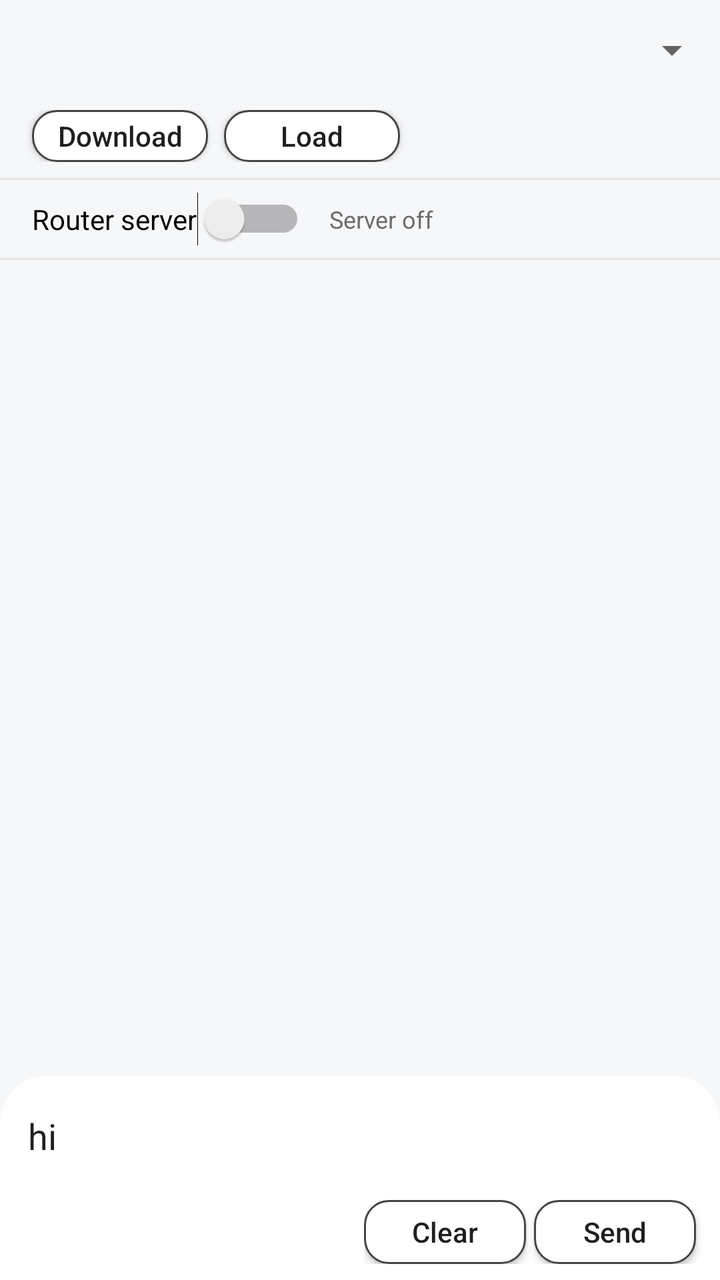
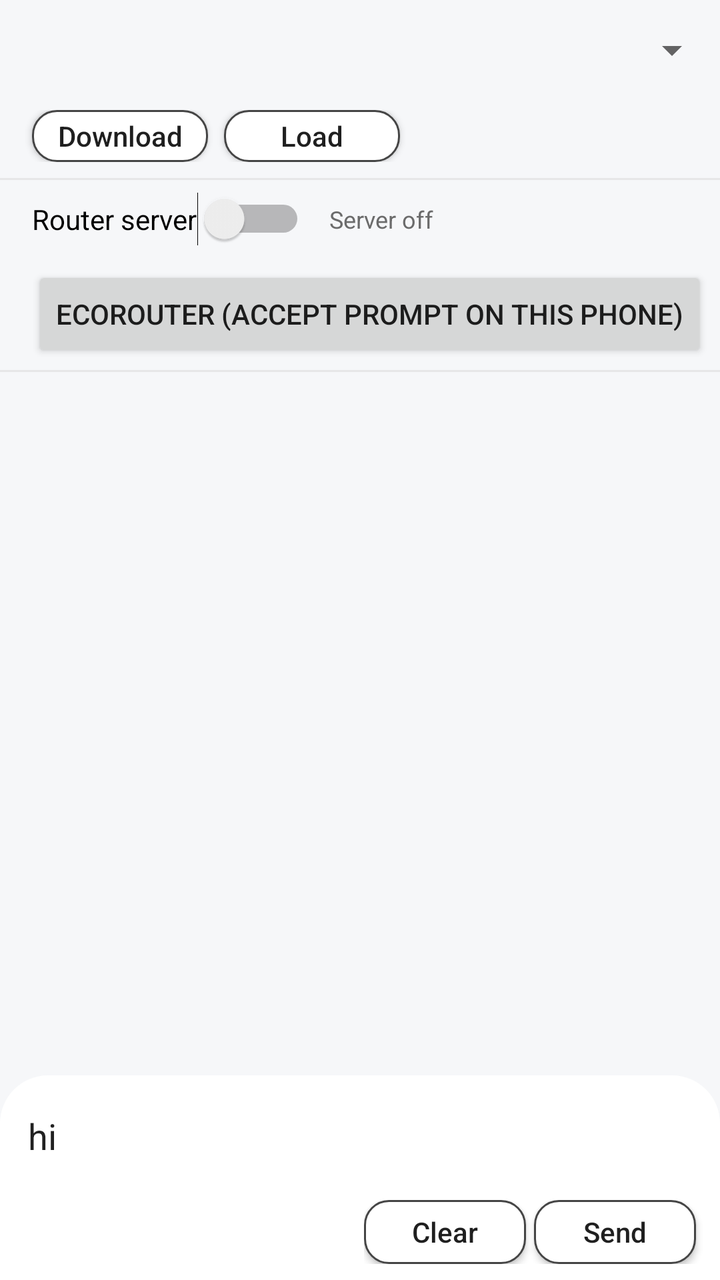

Before-and-after screenshots of an Android layout around one commit, followed by the original layout XML and the change that was made.
<!-- AndroidManifest.xml: application theme Theme.MaterialComponents.Light.NoActionBar -->
<!-- res/layout/activity_main.xml -->
<?xml version="1.0" encoding="utf-8"?>
<RelativeLayout xmlns:android="http://schemas.android.com/apk/res/android"
    xmlns:app="http://schemas.android.com/apk/res-auto"
    xmlns:tools="http://schemas.android.com/tools"
    android:layout_width="match_parent"
    android:layout_height="match_parent"
    android:layout_marginStart="0dp"
    android:layout_marginEnd="0dp"
    android:layout_marginBottom="20dp"
    android:background="@color/bg_normal"
    android:fitsSystemWindows="true">

    <LinearLayout
        android:layout_width="match_parent"
        android:layout_height="match_parent"
        android:orientation="vertical">

        
        <FrameLayout
            android:layout_width="match_parent"
            android:layout_height="50dp"
            android:layout_marginBottom="5dp">

            <Spinner
                android:id="@+id/sp_model_list"
                android:layout_width="match_parent"
                android:layout_height="match_parent"
                android:paddingLeft="10dp" />

            <View
                android:id="@+id/v_tip"
                android:layout_width="match_parent"
                android:layout_height="50dp"
                android:visibility="gone" />
        </FrameLayout>


        
        <LinearLayout
            android:layout_width="match_parent"
            android:layout_height="wrap_content"
            android:gravity="center_vertical"
            android:orientation="horizontal">

            <Button
                android:id="@+id/btn_download"
                android:layout_width="wrap_content"
                android:layout_height="26dp"
                android:layout_marginStart="16dp"
                android:layout_marginEnd="8dp"
                android:background="@drawable/btn_rounded_border"
                android:text="Download"
                android:textAllCaps="false"
                android:textColor="#1F1F1F" />

            <Button
                android:id="@+id/btn_load_model"
                android:layout_width="wrap_content"
                android:layout_height="26dp"
                android:layout_marginEnd="8dp"
                android:background="@drawable/btn_rounded_border"
                android:text="Load"
                android:textAllCaps="false"
                android:textColor="#1F1F1F" />

            <Button
                android:id="@+id/btn_unload_model"
                android:layout_width="wrap_content"
                android:layout_height="26dp"
                android:layout_marginEnd="8dp"
                android:background="@drawable/btn_rounded_border"
                android:text="Unload"
                android:textAllCaps="false"
                android:textColor="#1F1F1F"
                android:visibility="gone"
                tools:visibility="gone" />

            <Button
                android:id="@+id/btn_stop"
                android:layout_width="wrap_content"
                android:layout_height="26dp"
                android:layout_marginEnd="8dp"
                android:background="@drawable/btn_rounded_border"
                android:text="Stop"
                android:textAllCaps="false"
                android:textColor="#1F1F1F"
                android:visibility="gone"
                tools:visibility="gone" />

        </LinearLayout>

        <View
            android:layout_width="match_parent"
            android:layout_height="1dp"
            android:layout_marginTop="8dp"
            android:background="#E7E7E7" />

        
        <LinearLayout
            android:layout_width="match_parent"
            android:layout_height="wrap_content"
            android:gravity="center_vertical"
            android:orientation="horizontal"
            android:paddingStart="16dp"
            android:paddingTop="6dp"
            android:paddingEnd="16dp"
            android:paddingBottom="6dp">

            <Switch
                android:id="@+id/sw_server"
                android:layout_width="wrap_content"
                android:layout_height="wrap_content"
                android:text="Router server" />

            <TextView
                android:id="@+id/tv_server_status"
                android:layout_width="0dp"
                android:layout_height="wrap_content"
                android:layout_marginStart="12dp"
                android:layout_weight="1"
                android:ellipsize="end"
                android:singleLine="true"
                android:text="Server off"
                android:textColor="#6B6B6B"
                android:textSize="12sp" />
        </LinearLayout>

        <View
            android:layout_width="match_parent"
            android:layout_height="1dp"
            android:background="#E7E7E7" />

        <Button
            android:id="@+id/btn_test"
            android:layout_width="wrap_content"
            android:layout_height="wrap_content"
            android:text="test"
            android:visibility="gone" />

        <FrameLayout
            android:layout_width="match_parent"
            android:layout_height="match_parent">

            <LinearLayout
                android:layout_width="match_parent"
                android:layout_height="match_parent"
                android:orientation="vertical">

                
                <androidx.recyclerview.widget.RecyclerView
                    android:id="@+id/rv_chat"
                    android:layout_width="match_parent"
                    android:layout_height="0dp"
                    android:layout_weight="1"
                    android:clipToPadding="false"
                    android:padding="8dp"
                    android:scrollbars="vertical"
                    app:layoutManager="androidx.recyclerview.widget.LinearLayoutManager" />

                
                <LinearLayout
                    android:layout_width="match_parent"
                    android:layout_height="wrap_content"
                    android:background="@drawable/bg_input_box_background"
                    android:orientation="vertical"
                    android:paddingLeft="8dp"
                    android:paddingTop="6dp"
                    android:paddingRight="8dp">

                    <HorizontalScrollView
                        android:id="@+id/scroll_images"
                        android:layout_width="match_parent"
                        android:layout_height="100dp"
                        android:layout_margin="6dp"
                        android:overScrollMode="never"
                        android:visibility="gone">

                        <LinearLayout
                            android:id="@+id/ll_images_container"
                            android:layout_width="wrap_content"
                            android:layout_height="match_parent"
                            android:layout_marginLeft="6dp"
                            android:layout_marginEnd="6dp"
                            android:orientation="horizontal" />
                    </HorizontalScrollView>

                    <EditText
                        android:id="@+id/et_input"
                        android:layout_width="match_parent"
                        android:layout_height="wrap_content"
                        android:layout_marginTop="6dp"
                        android:layout_marginBottom="6dp"
                        android:background="@null"
                        android:hint="Type prompt..."
                        android:padding="6dp"
                        android:text="hi"
                        android:textColorHint="#ADADAD"
                        android:imeOptions="actionSend"
                        android:inputType="text" />

                    <LinearLayout
                        android:layout_width="match_parent"
                        android:layout_height="wrap_content"
                        android:orientation="horizontal"
                        android:paddingTop="8dp"
                        android:paddingBottom="8dp">

                        <LinearLayout
                            android:layout_width="0dp"
                            android:layout_height="wrap_content"
                            android:layout_marginRight="4dp"
                            android:layout_weight="1"
                            android:gravity="start"
                            android:orientation="horizontal">

                            <Button
                                android:id="@+id/btn_add_image"
                                android:layout_width="0dp"
                                android:layout_height="32dp"
                                android:layout_marginLeft="4dp"
                                android:layout_marginRight="4dp"
                                android:layout_weight="1"
                                android:background="@drawable/btn_rounded_border"
                                android:ellipsize="end"
                                android:singleLine="true"
                                android:text="Add Image"
                                android:textAllCaps="false"
                                android:textColor="#1F1F1F"
                                android:visibility="invisible" />

                        </LinearLayout>

                        <LinearLayout
                            android:layout_width="0dp"
                            android:layout_height="wrap_content"
                            android:layout_weight="1"
                            android:gravity="end"
                            android:orientation="horizontal">

                            <Button
                                android:id="@+id/btn_clear_history"
                                android:layout_width="0dp"
                                android:layout_height="32dp"
                                android:layout_marginRight="4dp"
                                android:layout_weight="1"
                                android:background="@drawable/btn_rounded_border"
                                android:ellipsize="end"
                                android:singleLine="true"
                                android:text="Clear"
                                android:textAllCaps="false"
                                android:textColor="#1F1F1F" />

                            <Button
                                android:id="@+id/btn_send"
                                android:layout_width="0dp"
                                android:layout_height="32dp"
                                android:layout_marginEnd="4dp"
                                android:layout_weight="1"
                                android:background="@drawable/btn_rounded_border"
                                android:ellipsize="end"
                                android:singleLine="true"
                                android:text="Send"
                                android:textAllCaps="false"
                                android:textColor="#1F1F1F" />
                        </LinearLayout>
                    </LinearLayout>
                </LinearLayout>
            </LinearLayout>
        </FrameLayout>

    </LinearLayout>

    
    <LinearLayout
        android:id="@+id/ll_downloading"
        android:layout_width="match_parent"
        android:layout_height="match_parent"
        android:clickable="true"
        android:gravity="center"
        android:orientation="vertical"
        android:visibility="invisible"
        tools:visibility="visible">

        <ProgressBar
            android:id="@+id/pb_downloading"
            android:layout_width="wrap_content"
            android:layout_height="wrap_content"
            android:layout_gravity="center" />

        <TextView
            android:id="@+id/tv_download_progress"
            android:layout_width="wrap_content"
            android:layout_height="wrap_content"
            android:text="0%" />

        <LinearLayout
            android:layout_width="wrap_content"
            android:layout_height="wrap_content"
            android:layout_marginTop="20dp"
            android:orientation="horizontal">

            <Button
                android:id="@+id/btn_cancel_download"
                android:layout_width="wrap_content"
                android:layout_height="30dp"
                android:background="@drawable/btn_rounded_border"
                android:text="cancel"
                android:textAllCaps="false" />

            <Button
                android:id="@+id/btn_retry_download"
                android:layout_width="wrap_content"
                android:layout_height="30dp"
                android:layout_marginLeft="20dp"
                android:background="@drawable/btn_rounded_border"
                android:text="retry"
                android:textAllCaps="false" />
        </LinearLayout>
    </LinearLayout>

    <LinearLayout
        android:id="@+id/ll_loading"
        android:layout_width="match_parent"
        android:layout_height="match_parent"
        android:clickable="true"
        android:gravity="center"
        android:orientation="vertical"
        android:visibility="invisible"
        tools:visibility="gone">

        <ProgressBar
            android:layout_width="wrap_content"
            android:layout_height="wrap_content"
            android:layout_gravity="center" />

        <TextView
            android:layout_width="wrap_content"
            android:layout_height="wrap_content"
            android:text="Loading" />
    </LinearLayout>

</RelativeLayout>
<!-- resources referenced by this layout -->
<resources>
  <color name="bg_normal">#F6F7F9</color>
  <!-- drawable bg_input_box_background (drawable) -->
  <?xml version="1.0" encoding="utf-8"?>
  <shape xmlns:android="http://schemas.android.com/apk/res/android"
      android:shape="rectangle">
      <solid android:color="#ffffff" />
      <corners
          android:topLeftRadius="24dp"
          android:topRightRadius="24dp"
          android:bottomLeftRadius="0dp"
          android:bottomRightRadius="0dp" />
  </shape>
  <!-- drawable btn_rounded_border (drawable) -->
  <?xml version="1.0" encoding="utf-8"?>
  <shape xmlns:android="http://schemas.android.com/apk/res/android"
      android:shape="rectangle">
      <corners android:radius="12dp" />
      <stroke
          android:width="1dp"
          android:color="#454545" />
      <solid android:color="#FFFFFFFF" />
      <padding
          android:left="2dp"
          android:top="0dp"
          android:right="2dp"
          android:bottom="0dp" />
  </shape>
</resources>

<!-- the commit's change to res/layout/activity_main.xml (unified diff, before → after) -->
@@ -124,6 +124,15 @@
                 android:textColor="#6B6B6B"
                 android:textSize="12sp" />
         </LinearLayout>
+
+        <Button
+            android:id="@+id/btn_router"
+            android:layout_width="wrap_content"
+            android:layout_height="wrap_content"
+            android:layout_marginStart="16dp"
+            android:layout_marginTop="4dp"
+            android:layout_marginBottom="4dp"
+            android:text="EcoRouter (accept prompt on this phone)" />
 
         <View
             android:layout_width="match_parent"
